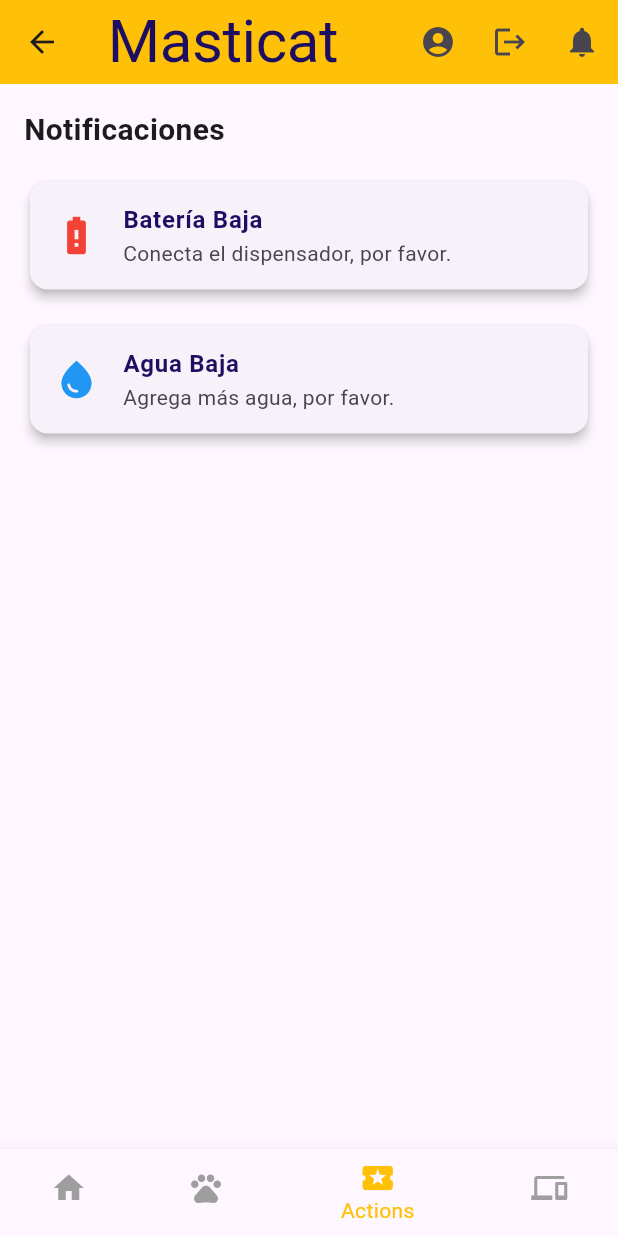
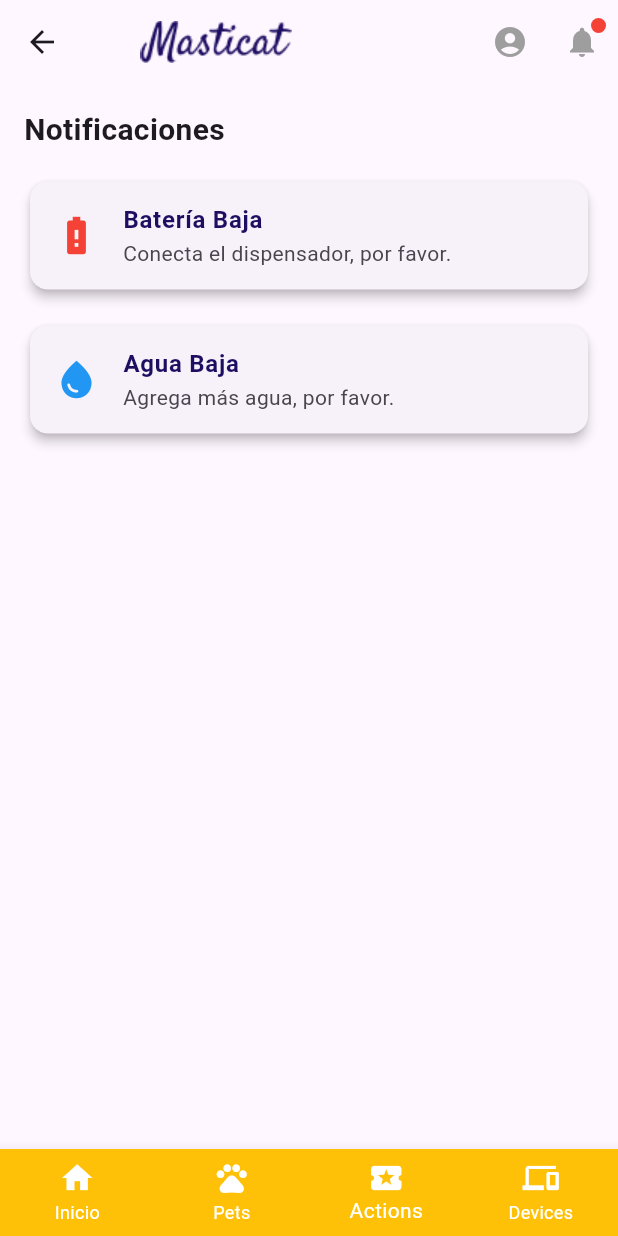
Before and after one commit to League-of-Coders-UPC/Masticat-MobileApplication, a Flutter app: the AppScaffold screen opened directly, item 2 of the bottom bar chosen, after a tap on the "account circle" icon, after a tap on the "notifications" icon, on a phone screen of 412 x 824 dp. Run offline on Flutter 3.47's test engine with Material 3 defaults, Android fonts, the light colour scheme and no system bars; our stand-ins replace image_picker; network calls fail; Roboto replaces fonts that are missing (Satisfy).

Commit message:
feat: scafold

```diff
--- a/lib/presentation/app_scaffold.dart
+++ b/lib/presentation/app_scaffold.dart
@@ -1,11 +1,10 @@
 import 'package:flutter/material.dart';
+import 'dashboard_screen.dart';
+import 'addPett_screen.dart';
 import 'actions_screen.dart';
-import 'dashboard_screen.dart';
+import 'deviceManager_screen.dart';
 import 'profile.dart';
-import 'addPett_screen.dart';
-import 'deviceManager_screen.dart';
 import 'notification_screen.dart';
-import 'login_screen.dart';
 
 class AppScaffold extends StatefulWidget {
   final int currentIndex;
@@ -17,86 +16,62 @@
   _AppScaffoldState createState() => _AppScaffoldState();
 }
 
-
 class _AppScaffoldState extends State<AppScaffold> {
   void _onItemTapped(int index) {
     switch (index) {
       case 0:
-        Navigator.pushReplacement(
-          context,
-          MaterialPageRoute(builder: (context) => DashboardScreen()),
-        );
+        Navigator.pushReplacement(context, MaterialPageRoute(builder: (context) => DashboardScreen()));
         break;
       case 1:
-        Navigator.pushReplacement(
-          context,
-          MaterialPageRoute(builder: (context) => AddPetDialog()),
-        );
+        Navigator.pushReplacement(context, MaterialPageRoute(builder: (context) => AddPetDialog()));
         break;
       case 2:
-        Navigator.pushReplacement(
-          context,
-          MaterialPageRoute(builder: (context) => ActionsScreen()),
-        );
+        Navigator.pushReplacement(context, MaterialPageRoute(builder: (context) => ActionsScreen()));
         break;
       case 3:
-        Navigator.pushReplacement(
-          context,
-          MaterialPageRoute(builder: (context) => DeviceManagerScreen()),
-        );
+        Navigator.pushReplacement(context, MaterialPageRoute(builder: (context) => DeviceManagerScreen()));
         break;
     }
   }
-
-
 
   @override
   Widget build(BuildContext context) {
     return Scaffold(
       appBar: AppBar(
-        backgroundColor: Colors.amber,
-        title: Text(
-          'Masticat',
-          style: TextStyle(
-            fontFamily: 'Satisfy',
-            fontWeight: FontWeight.w400,
-            fontSize: 40.0,
-            letterSpacing: -0.29,
-            color: Color(0xFF1E0E62),
-          ),
+        title: Image.asset(
+          'lib/images/Logo.png',
+          height: 40,
         ),
+        centerTitle: false,
         actions: [
           IconButton(
-            icon: Icon(Icons.account_circle),
-            onPressed: () {
-              Navigator.push(
-                context,
-                MaterialPageRoute(builder: (context) => ProfileScreen()),
-              );
-            },
+            icon: Icon(Icons.account_circle, color: Colors.grey),
+            onPressed: () => Navigator.push(context, MaterialPageRoute(builder: (context) => ProfileScreen())),
           ),
-          IconButton(
-            icon: Icon(Icons.logout),
-            onPressed: () {
-              Navigator.pushReplacement(
-                context,
-                MaterialPageRoute(builder: (context) => LoginScreen()),
-              );
-            },
-          ),
-          IconButton(
-            icon: Icon(Icons.notifications),
-            onPressed: () {
-              Navigator.push(
-                context,
-                MaterialPageRoute(builder: (context) => NotificationsScreen()),
-              );
-            },
+          Stack(
+            children: [
+              IconButton(
+                icon: Icon(Icons.notifications, color: Colors.grey),
+                onPressed: () => Navigator.push(context, MaterialPageRoute(builder: (context) => NotificationsScreen())),
+              ),
+              Positioned(
+                right: 8,
+                top: 8,
+                child: CircleAvatar(
+                  radius: 5,
+                  backgroundColor: Colors.red,
+                ),
+              ),
+            ],
           ),
         ],
       ),
       body: widget.body,
       bottomNavigationBar: BottomNavigationBar(
+        backgroundColor: Colors.amber,
+        selectedItemColor: Colors.white,
+        unselectedItemColor: Colors.white,
+        type: BottomNavigationBarType.fixed,
         items: const [
           BottomNavigationBarItem(
             icon: Icon(Icons.home),
@@ -116,8 +91,6 @@
           ),
         ],
         currentIndex: widget.currentIndex,
-        selectedItemColor: Colors.amber,
-        unselectedItemColor: Colors.grey,
         onTap: _onItemTapped,
       ),
     );
```
